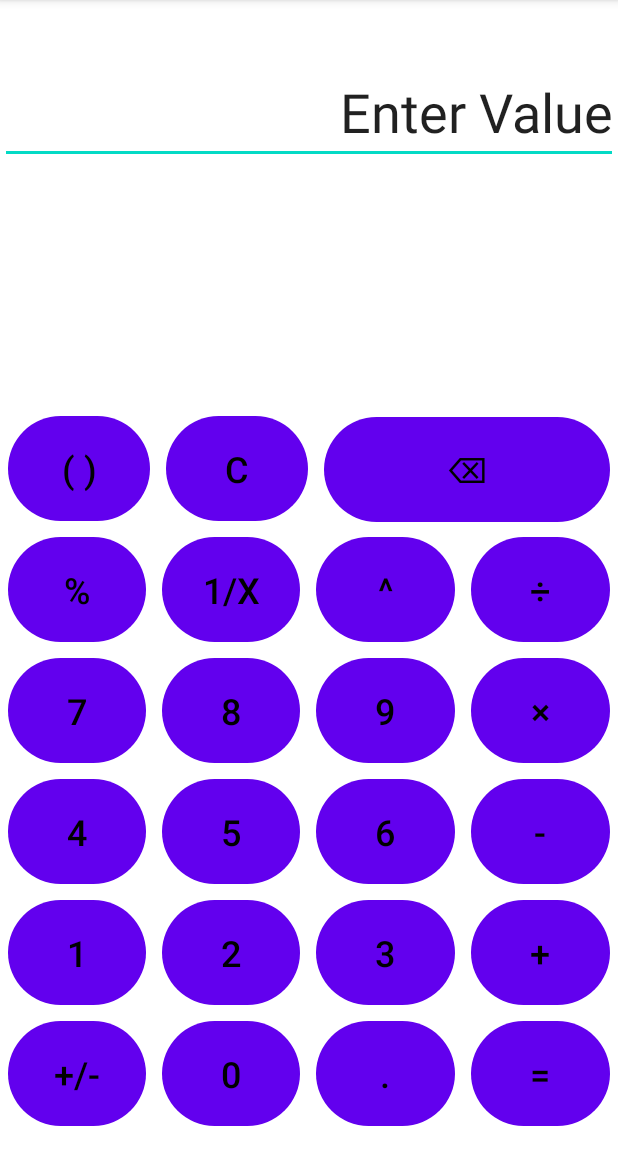
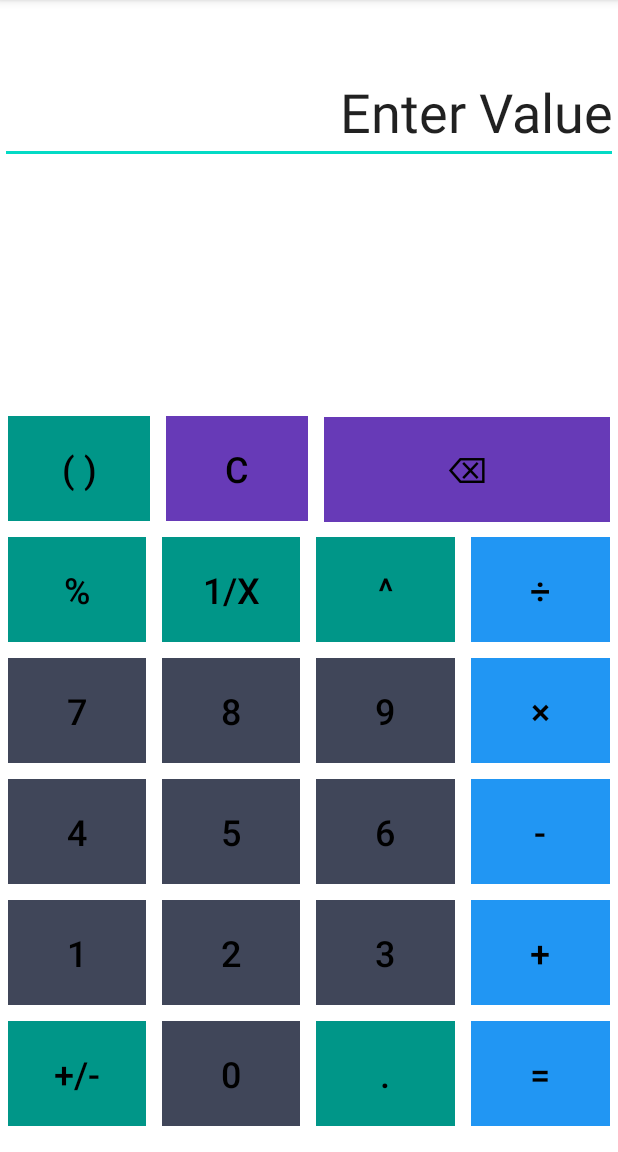
Before and after one commit to ColePriser/Calculator, an Android app: the screen it shows after launch (MainActivity), on a phone screen of 412 x 824 dp, the part 84-1236 px from its top. Run offline under Robolectric (Android 15) with nearby library versions, the phone set to English and light mode, and no system bars.

Commit message:
Fixing aesthetic of buttons

```diff
--- a/app/src/main/java/com/example/calculator/MainActivity.java
+++ b/app/src/main/java/com/example/calculator/MainActivity.java
@@ -16,6 +16,8 @@ public class MainActivity extends AppCompatActivity {
         setContentView(R.layout.activity_main);
 
         displayText = findViewById(R.id.input);
+        displayText.setShowSoftInputOnFocus(false);
+
         displayText.setOnClickListener(new View.OnClickListener() {
             @Override
             public void onClick(View view) {
--- a/app/src/main/res/drawable/circle.xml
+++ /dev/null
@@ -1,9 +0,0 @@
-<?xml version="1.0" encoding="utf-8"?>
-<selector xmlns:android="http://schemas.android.com/apk/res/android">
-    <item>
-        <shape android:shape="rectangle">
-            <corners android:radius="1000dp"/>
-            <solid android:color="@android:color/holo_blue_dark"/>
-        </shape>
-    </item>
-</selector>
--- a/app/src/main/res/layout/activity_main.xml
+++ b/app/src/main/res/layout/activity_main.xml
@@ -27,11 +27,12 @@
                 android:layout_height="70dp"
                 android:layout_margin="5dp"
                 android:layout_weight="1"
-                android:background="@drawable/circle"
+                android:background="@color/material_dynamic_secondary30"
                 android:onClick="parButton"
                 android:text="@string/par"
                 android:textColor="@android:color/black"
-                android:textSize="24sp" />
+                android:textSize="24sp"
+                app:backgroundTint="#009688" />
 
             <Button
                 android:id="@+id/clearButton"
@@ -40,11 +41,12 @@
                 android:layout_height="70dp"
                 android:layout_margin="5dp"
                 android:layout_weight="1"
-                android:background="@drawable/circle"
+                android:background="@color/material_dynamic_secondary30"
                 android:onClick="clearButton"
                 android:text="@string/clear"
                 android:textColor="@android:color/black"
-                android:textSize="24sp" />
+                android:textSize="24sp"
+                app:backgroundTint="#673AB7" />
 
             <Button
                 android:id="@+id/deleteButton"
@@ -53,12 +55,13 @@
                 android:layout_height="70dp"
                 android:layout_margin="5dp"
                 android:layout_weight="2"
-                android:background="@drawable/circle"
-                android:backgroundTint="@android:color/holo_red_dark"
+                android:background="@color/material_dynamic_secondary30"
+                android:backgroundTint="#673AB7"
                 android:onClick="deleteButton"
                 android:text="@string/delete"
                 android:textColor="@android:color/black"
-                android:textSize="24sp" />
+                android:textSize="24sp"
+                app:backgroundTint="@null" />
 
         </TableRow>
 
@@ -73,11 +76,12 @@
                 android:layout_height="70dp"
                 android:layout_margin="5dp"
                 android:layout_weight="1"
-                android:background="@drawable/circle"
+                android:background="@color/material_dynamic_secondary30"
                 android:onClick="percentButton"
                 android:text="@string/percent"
                 android:textColor="@android:color/black"
-                android:textSize="24sp" />
+                android:textSize="24sp"
+                app:backgroundTint="#009688" />
 
             <Button
                 android:id="@+id/fractionButton"
@@ -86,11 +90,12 @@
                 android:layout_height="70dp"
                 android:layout_margin="5dp"
                 android:layout_weight="1"
-                android:background="@drawable/circle"
+                android:background="@color/material_dynamic_secondary30"
                 android:onClick="fractionButton"
                 android:text="@string/fraction"
                 android:textColor="@android:color/black"
-                android:textSize="24sp" />
+                android:textSize="24sp"
+                app:backgroundTint="#009688" />
 
             <Button
                 android:id="@+id/exponentButton"
@@ -99,11 +104,12 @@
                 android:layout_height="70dp"
                 android:layout_margin="5dp"
                 android:layout_weight="1"
-                android:background="@drawable/circle"
+                android:background="@color/material_dynamic_secondary30"
                 android:onClick="exponentButton"
                 android:text="@string/exponent"
                 android:textColor="@android:color/black"
-                android:textSize="24sp" />
+                android:textSize="24sp"
+                app:backgroundTint="#009688" />
 
             <Button
                 android:id="@+id/divideButton"
@@ -112,11 +118,12 @@
                 android:layout_height="70dp"
                 android:layout_margin="5dp"
                 android:layout_weight="1"
-                android:background="@drawable/circle"
+                android:background="@color/material_dynamic_secondary30"
                 android:onClick="divideButton"
                 android:text="@string/divide"
                 android:textColor="@android:color/black"
-                android:textSize="24sp" />
+                android:textSize="24sp"
+                app:backgroundTint="#2196F3" />
         </TableRow>
 
         <TableRow
@@ -130,7 +137,8 @@
                 android:layout_height="70dp"
                 android:layout_margin="5dp"
                 android:layout_weight="1"
-                android:background="@drawable/circle"
+                android:background="@color/material_dynamic_secondary30"
+                app:backgroundTint="@null"
                 android:onClick="sevenButton"
                 android:text="@string/seven"
                 android:textColor="@android:color/black"
@@ -143,7 +151,8 @@
                 android:layout_height="70dp"
                 android:layout_margin="5dp"
                 android:layout_weight="1"
-                android:background="@drawable/circle"
+                android:background="@color/material_dynamic_secondary30"
+                app:backgroundTint="@null"
                 android:onClick="eightButton"
                 android:text="@string/eight"
                 android:textColor="@android:color/black"
@@ -156,7 +165,8 @@
                 android:layout_height="70dp"
                 android:layout_margin="5dp"
                 android:layout_weight="1"
-                android:background="@drawable/circle"
+                android:background="@color/material_dynamic_secondary30"
+                app:backgroundTint="@null"
                 android:onClick="nineButton"
                 android:text="@string/nine"
                 android:textColor="@android:color/black"
@@ -169,11 +179,12 @@
                 android:layout_height="70dp"
                 android:layout_margin="5dp"
                 android:layout_weight="1"
-                android:background="@drawable/circle"
+                android:background="@color/material_dynamic_secondary30"
                 android:onClick="multiplyButton"
                 android:text="@string/multiply"
                 android:textColor="@android:color/black"
-                android:textSize="24sp" />
+                android:textSize="24sp"
+                app:backgroundTint="#2196F3" />
         </TableRow>
 
         <TableRow
@@ -187,7 +198,8 @@
                 android:layout_height="70dp"
                 android:layout_margin="5dp"
                 android:layout_weight="1"
-                android:background="@drawable/circle"
+                android:background="@color/material_dynamic_secondary30"
+                app:backgroundTint="@null"
                 android:onClick="fourButton"
                 android:text="@string/four"
                 android:textColor="@android:color/black"
@@ -200,7 +212,8 @@
                 android:layout_height="70dp"
                 android:layout_margin="5dp"
                 android:layout_weight="1"
-                android:background="@drawable/circle"
+                android:background="@color/material_dynamic_secondary30"
+                app:backgroundTint="@null"
                 android:onClick="fiveButton"
                 android:text="@string/five"
                 android:textColor="@android:color/black"
@@ -213,7 +226,8 @@
                 android:layout_height="70dp"
                 android:layout_margin="5dp"
                 android:layout_weight="1"
-                android:background="@drawable/circle"
+                android:background="@color/material_dynamic_secondary30"
+                app:backgroundTint="@null"
                 android:onClick="sixButton"
                 android:text="@string/six"
                 android:textColor="@android:color/black"
@@ -226,11 +240,12 @@
                 android:layout_height="70dp"
                 android:layout_margin="5dp"
                 android:layout_weight="1"
-                android:background="@drawable/circle"
+                android:background="@color/material_dynamic_secondary30"
                 android:onClick="minusButton"
                 android:text="@string/minus"
                 android:textColor="@android:color/black"
-                android:textSize="24sp" />
+                android:textSize="24sp"
+                app:backgroundTint="#2196F3" />
         </TableRow>
 
         <TableRow
@@ -244,7 +259,8 @@
                 android:layout_height="70dp"
                 android:layout_margin="5dp"
                 android:layout_weight="1"
-                android:background="@drawable/circle"
+                android:background="@color/material_dynamic_secondary30"
+                app:backgroundTint="@null"
                 android:onClick="oneButton"
                 android:text="@string/one"
                 android:textColor="@android:color/black"
@@ -257,7 +273,8 @@
                 android:layout_height="70dp"
                 android:layout_margin="5dp"
                 android:layout_weight="1"
-                android:background="@drawable/circle"
+                android:background="@color/material_dynamic_secondary30"
+                app:backgroundTint="@null"
                 android:onClick="twoButton"
                 android:text="@string/two"
                 android:textColor="@android:color/black"
@@ -270,7 +287,8 @@
                 android:layout_height="70dp"
                 android:layout_margin="5dp"
                 android:layout_weight="1"
-                android:background="@drawable/circle"
+                android:background="@color/material_dynamic_secondary30"
+                app:backgroundTint="@null"
                 android:onClick="threeButton"
                 android:text="@string/three"
                 android:textColor="@android:color/black"
@@ -283,11 +301,12 @@
                 android:layout_height="70dp"
                 android:layout_margin="5dp"
                 android:layout_weight="1"
-                android:background="@drawable/circle"
+                android:background="@color/material_dynamic_secondary30"
                 android:onClick="plusButton"
                 android:text="@string/plus"
                 android:textColor="@android:color/black"
-                android:textSize="24sp" />
+                android:textSize="24sp"
+                app:backgroundTint="#2196F3" />
         </TableRow>
 
         <TableRow
@@ -301,11 +320,12 @@
                 android:layout_height="70dp"
                 android:layout_margin="5dp"
                 android:layout_weight="1"
-                android:background="@drawable/circle"
+                android:background="@color/material_dynamic_secondary30"
                 android:onClick="plusMinusButton"
                 android:text="@string/plusMinus"
                 android:textColor="@android:color/black"
-                android:textSize="24sp" />
+                android:textSize="24sp"
+                app:backgroundTint="#009688" />
 
             <Button
                 android:id="@+id/zeroButton"
@@ -314,7 +334,8 @@
                 android:layout_height="70dp"
                 android:layout_margin="5dp"
                 android:layout_weight="1"
-                android:background="@drawable/circle"
+                android:background="@color/material_dynamic_secondary30"
+                app:backgroundTint="@null"
                 android:onClick="zeroButton"
                 android:text="@string/zero"
                 android:textColor="@android:color/black"
@@ -327,11 +348,12 @@
                 android:layout_height="70dp"
                 android:layout_margin="5dp"
                 android:layout_weight="1"
-                android:background="@drawable/circle"
+                android:background="@color/material_dynamic_secondary30"
                 android:onClick="decimalButton"
                 android:text="@string/decimal"
                 android:textColor="@android:color/black"
-                android:textSize="24sp" />
+                android:textSize="24sp"
+                app:backgroundTint="#009688" />
 
             <Button
                 android:id="@+id/equalsButton"
@@ -340,12 +362,13 @@
                 android:layout_height="70dp"
                 android:layout_margin="5dp"
                 android:layout_weight="1"
-                android:background="@drawable/circle"
-                android:backgroundTint="#43A047"
+                android:background="@color/material_dynamic_secondary30"
+                android:backgroundTint="#2196F3"
                 android:onClick="equalsButton"
                 android:text="@string/equals"
                 android:textColor="@android:color/black"
-                android:textSize="24sp" />
+                android:textSize="24sp"
+                app:backgroundTint="@null" />
         </TableRow>
     </TableLayout>
 
```
